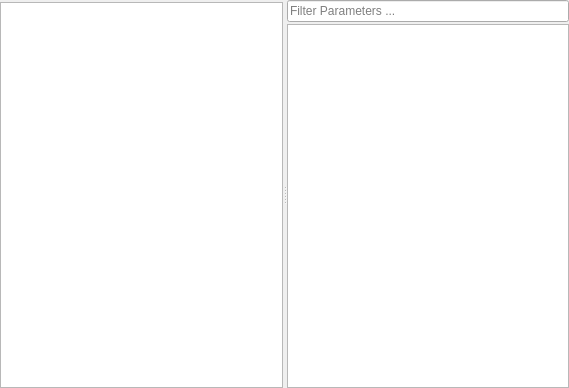
The window that src/option/paramconfigeditor.ui (GAMS-dev/studio) describes before a commit, drawn with Qt 5.
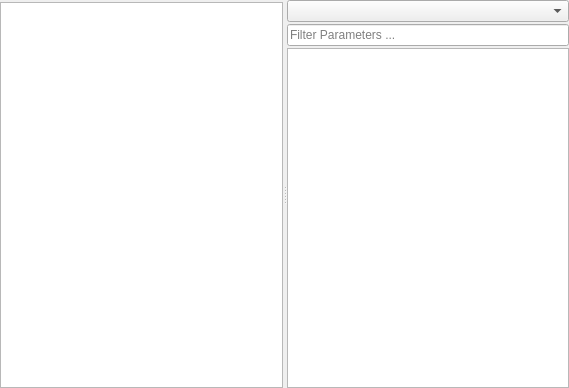
The same window after the commit. Icons and pictures are not drawn. Custom widgets are drawn as their Qt base class.

Commit message: add parameter group to gams configuration editor

Diff of the .ui file:
```diff
--- a/src/option/paramconfigeditor.ui
+++ b/src/option/paramconfigeditor.ui
@@ -88,6 +88,9 @@
        <property name="bottomMargin">
         <number>0</number>
        </property>
+       <item>
+        <widget class="QComboBox" name="paramCfgDefGroup"/>
+       </item>
        <item>
         <widget class="gams::studio::FilterLineEdit" name="paramCfgDefSearch">
          <property name="toolTip">
```
The commit also changes 1 other file.
